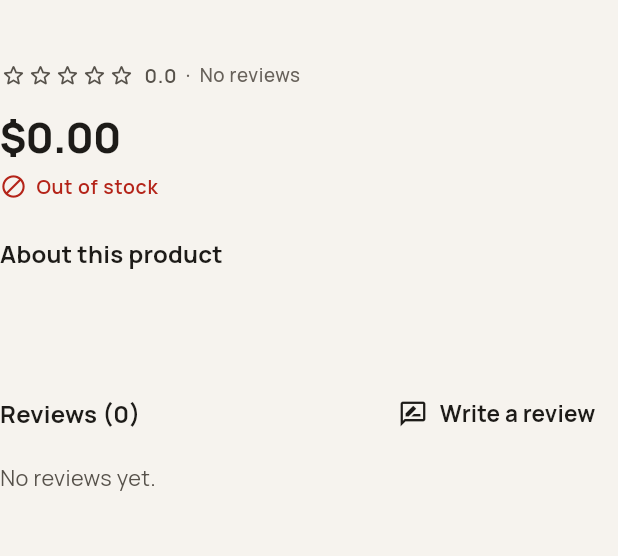
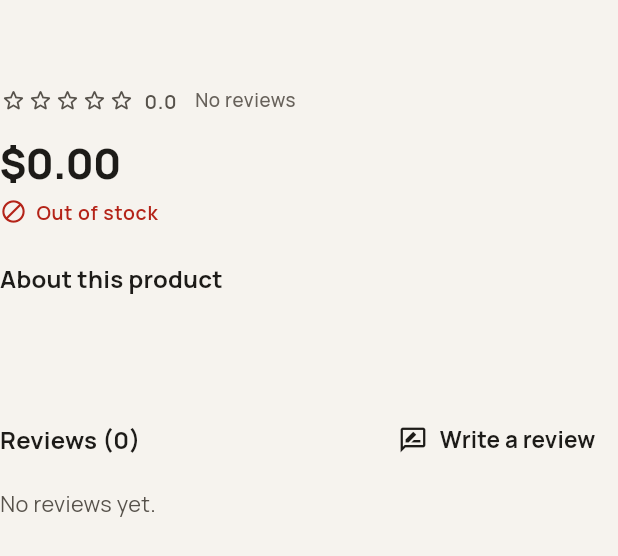
Before and after one commit to HBProductionOfficial/Vitrine, a Flutter app: the _Details widget shown alone on an empty page, opened directly with empty values, on a phone screen of 412 x 824 dp. Shown: the top 556 px of the screen. Run offline on Flutter 3.47's test engine with Material 3 defaults, Android fonts, the phone set to English and light mode, and no system bars; our stand-ins replace cached_network_image, dio, flutter_riverpod, flutter_secure_storage, go_router, google_fonts and 3 more; accounts and stored records are empty; generated files the repository leaves out were written again; network calls fail.

Commit message:
Tidy the brand and rating lines on the product page
The category now shows as a small tag beside the brand, and the review count and the stock note sit apart from the rating with spacing.

```diff
--- a/lib/src/features/shop/presentation/product_screen.dart
+++ b/lib/src/features/shop/presentation/product_screen.dart
@@ -230,14 +230,25 @@ class _Details extends ConsumerWidget {
     final categoryName =
         ref.watch(categoriesProvider).value?.where((c) => c.slug == product.category).firstOrNull?.name ??
         product.category;
-    final kicker = [?product.brand, if (categoryName.isNotEmpty) categoryName].join('  ·  ');
     final mine = ref.watch(myReviewsProvider.select((all) => all[product.id]));
     final reviewCount = product.reviews.length + (mine == null ? 0 : 1);
 
     return Column(
       crossAxisAlignment: CrossAxisAlignment.start,
       children: [
-        if (kicker.isNotEmpty) Text(kicker, style: theme.textTheme.bodySmall),
+        Wrap(
+          spacing: Insets.sm,
+          crossAxisAlignment: WrapCrossAlignment.center,
+          children: [
+            if (product.brand != null) Text(product.brand!, style: theme.textTheme.bodySmall),
+            if (categoryName.isNotEmpty)
+              Container(
+                padding: const EdgeInsets.symmetric(horizontal: 8, vertical: 2),
+                decoration: BoxDecoration(color: p.surfaceMuted, borderRadius: BorderRadius.circular(6)),
+                child: Text(categoryName, style: theme.textTheme.labelSmall),
+              ),
+          ],
+        ),
         const SizedBox(height: Insets.xs),
         Text(product.title, style: theme.textTheme.headlineSmall),
         const SizedBox(height: Insets.sm),
@@ -246,8 +257,10 @@ class _Details extends ConsumerWidget {
             _Stars(rating: product.rating),
             const SizedBox(width: 6),
             Text(product.rating.toStringAsFixed(1), style: theme.textTheme.labelMedium),
-            if (!loading || reviewCount > 0)
-              Text('  ·  ${l10n.reviewsCount(reviewCount)}', style: theme.textTheme.bodySmall),
+            if (!loading || reviewCount > 0) ...[
+              const SizedBox(width: Insets.md),
+              Text(l10n.reviewsCount(reviewCount), style: theme.textTheme.bodySmall),
+            ],
           ],
         ),
         const SizedBox(height: Insets.lg),
--- a/lib/src/features/shop/presentation/widgets/product_card.dart
+++ b/lib/src/features/shop/presentation/widgets/product_card.dart
@@ -142,15 +142,17 @@ class RatingLine extends StatelessWidget {
             ],
           ),
         ),
-        if (stockNote != null)
+        if (stockNote != null) ...[
+          const SizedBox(width: Insets.sm),
           Flexible(
             child: Text(
-              '  ·  $stockNote',
+              stockNote,
               maxLines: 1,
               overflow: TextOverflow.ellipsis,
               style: small?.copyWith(color: p.danger),
             ),
           ),
+        ],
       ],
     );
   }
```
